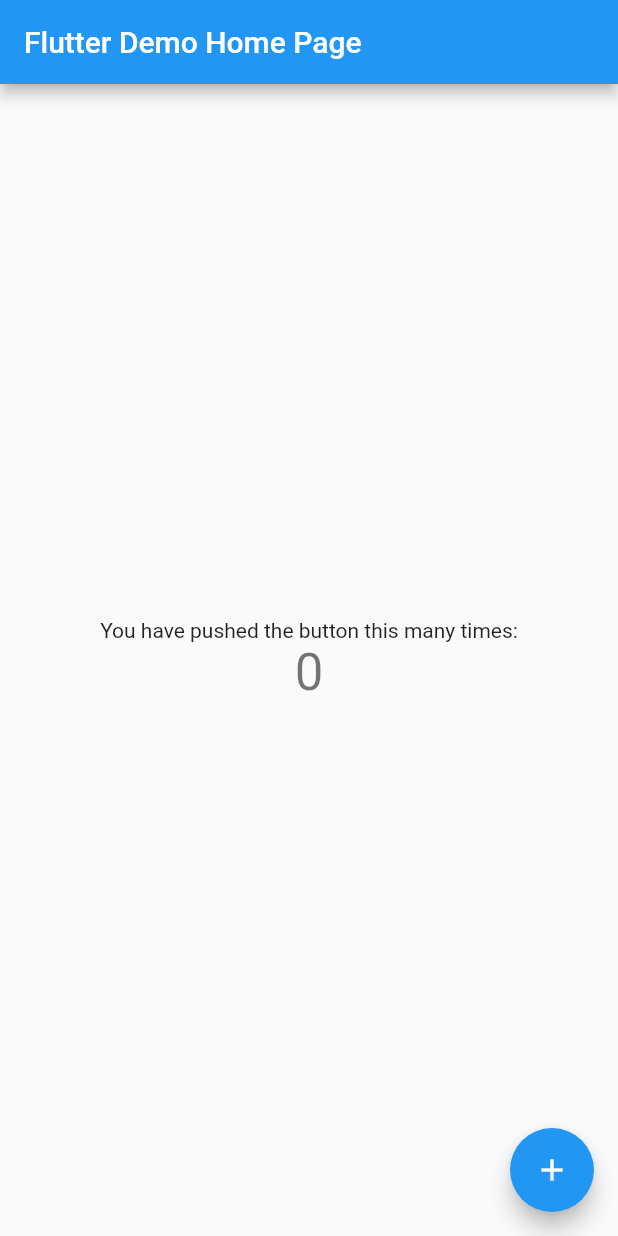
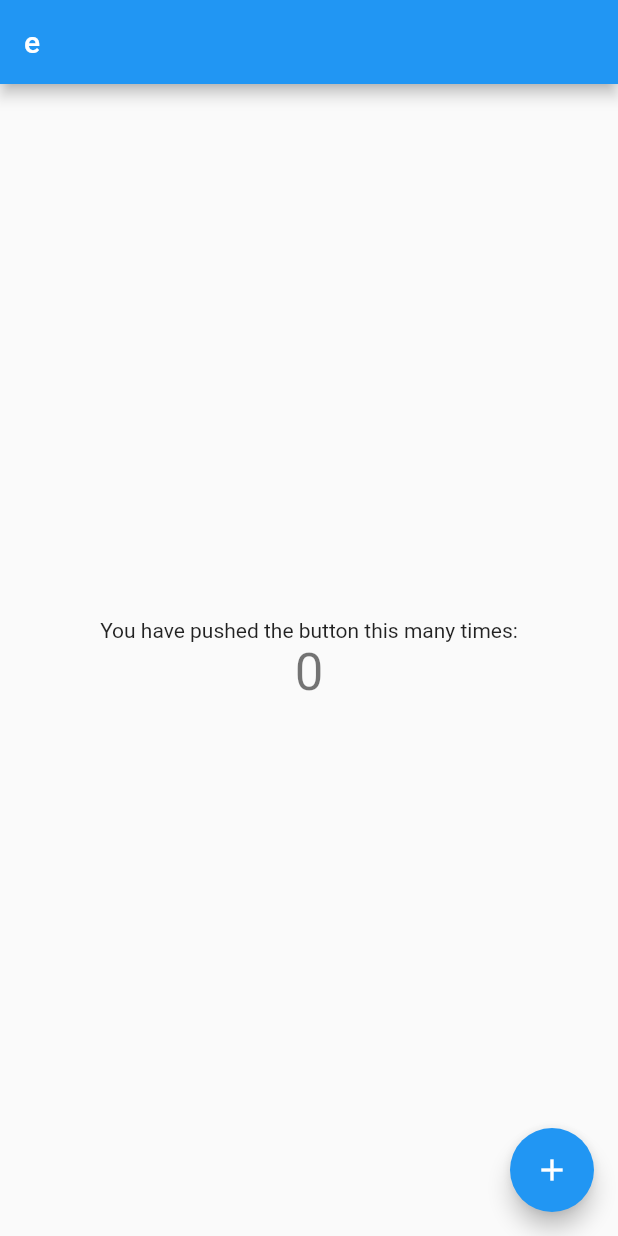
Before and after one commit to Haytham545/MyApp1, a Flutter app: the screen it shows after launch, on a phone screen of 412 x 824 dp. Run offline on Flutter 3.47's test engine with Material 2 defaults, Android fonts, the phone set to English and light mode, and no system bars.

Commit message:
commit 3

```diff
--- a/lib/main.dart
+++ b/lib/main.dart
@@ -14,7 +14,7 @@ class MyApp extends StatelessWidget {
       theme: ThemeData(
         primarySwatch: Colors.blue,
       ),
-      home: const MyHomePage(title: 'Flutter Demo Home Page'),
+      home: const MyHomePage(title: 'e'),
     );
   }
 }
```
